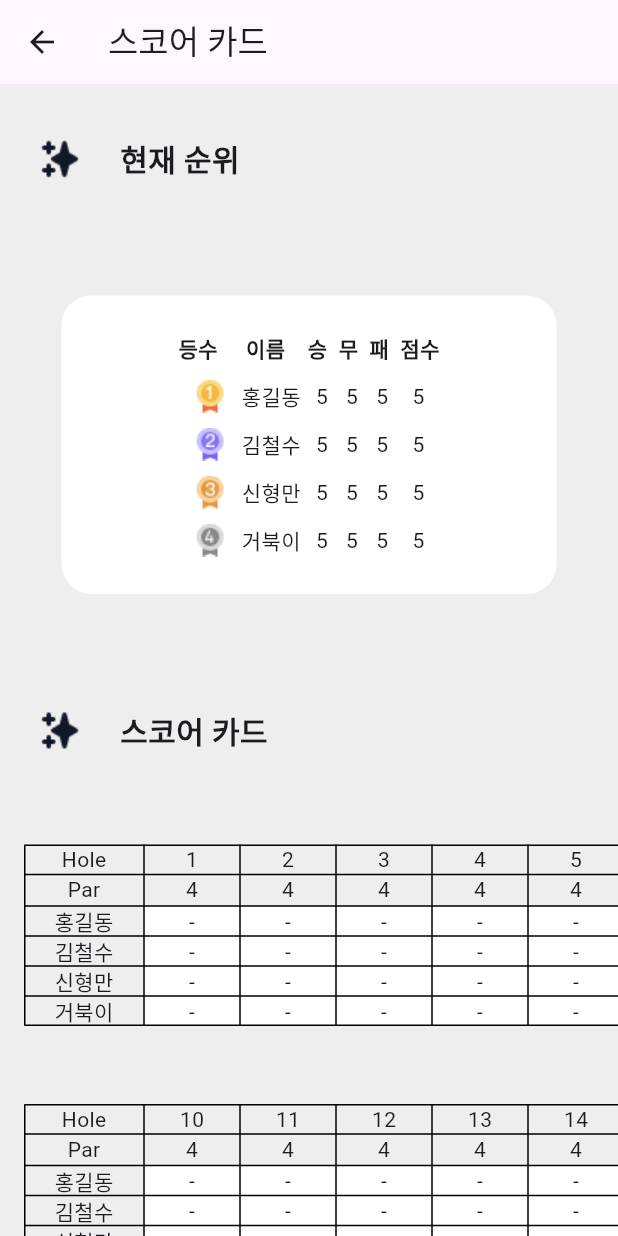
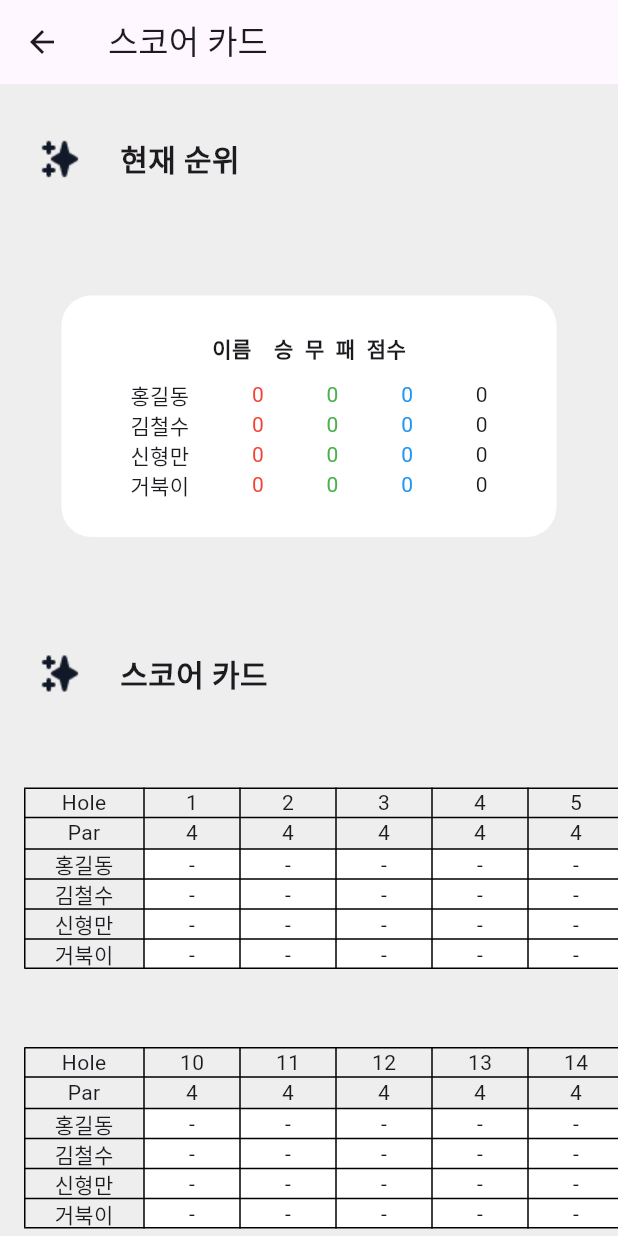
Before and after one commit to hagyeom/flutter_application_1, a Flutter app: the ScoreCard screen opened directly, on a phone screen of 412 x 824 dp. Run offline on Flutter 3.47's test engine with Material 3 defaults, Android fonts, the phone set to English and light mode, and no system bars; our stand-ins replace shared_preferences; accounts and stored records are empty.

Commit message:
스코어카드에 현황기록

```diff
--- a/lib/golf_score_app/screens/score_card.dart
+++ b/lib/golf_score_app/screens/score_card.dart
@@ -1,5 +1,3 @@
-
-
 import 'package:flutter/material.dart';
 import 'hole_input.dart';
 
@@ -47,81 +45,27 @@ class ScoreCard extends StatelessWidget {
                   borderRadius: BorderRadius.all(
                     Radius.circular(20),
                   ),
-                  color:Colors.white,
+                  color: Colors.white,
                 ),
                 child: Column(
-                    mainAxisAlignment: MainAxisAlignment.center,
+                  mainAxisAlignment: MainAxisAlignment.center,
                   children: [
-                    Text('등수     이름    승  무  패  점수',
-                      style: TextStyle(fontWeight: FontWeight.bold),),
-                    SizedBox(height: 10,),
-                    Row(
-                      mainAxisAlignment: MainAxisAlignment.center,
-                      children: [
-                        Image.asset('assets/1등.png'),
-                        SizedBox(width: 10),
-                        Text(players[0]),
-                        SizedBox(width: 10),
-                        Text('5'),
-                        SizedBox(width: 12),
-                        Text('5'),
-                        SizedBox(width: 12),
-                        Text('5'),
-                        SizedBox(width: 16),
-                        Text('5'),
-                      ],
+                    Text(
+                      '이름    승  무  패  점수',
+                      style: TextStyle(fontWeight: FontWeight.bold),
                     ),
                     SizedBox(height: 10),
-                    Row(
-                      mainAxisAlignment: MainAxisAlignment.center,
-                      children: [
-                        Image.asset('assets/2등.png'),
-                        SizedBox(width: 10),
-                        Text(players[1]),
-                        SizedBox(width: 10),
-                        Text('5'),
-                        SizedBox(width: 12),
-                        Text('5'),
-                        SizedBox(width: 12),
-                        Text('5'),
-                        SizedBox(width: 16),
-                        Text('5'),
-                      ],
-                    ),
-                    SizedBox(height: 10),
-                    Row(
-                      mainAxisAlignment: MainAxisAlignment.center,
-                      children: [
-                        Image.asset('assets/3등.png'),
-                        SizedBox(width: 10),
-                        Text(players[2]),
-                        SizedBox(width: 10),
-                        Text('5'),
-                        SizedBox(width: 12),
-                        Text('5'),
-                        SizedBox(width: 12),
-                        Text('5'),
-                        SizedBox(width: 16),
-                        Text('5'),
-                      ],
-                    ),
-                    SizedBox(height: 10),
-                    Row(
-                      mainAxisAlignment: MainAxisAlignment.center,
-                      children: [
-                        Image.asset('assets/4등.png'),
-                        SizedBox(width: 10),
-                        Text(players[3]),
-                        SizedBox(width: 10),
-                        Text('5'),
-                        SizedBox(width: 12),
-                        Text('5'),
-                        SizedBox(width: 12),
-                        Text('5'),
-                        SizedBox(width: 16),
-                        Text('5'),
-                      ],
-                    ),
+                    for (int i = 0; i < players.length; i++)
+                      Row(
+                        mainAxisAlignment: MainAxisAlignment.spaceAround,
+                        children: [
+                          Text(players[i]),
+                          Text('${playerStats[i].wins}',style: TextStyle(color: Colors.red),),
+                          Text('${playerStats[i].draws}',style: TextStyle(color: Colors.green),),
+                          Text('${playerStats[i].losses}',style: TextStyle(color: Colors.blue),),
+                          Text('${playerStats[i].totalStrokes}'),
+                        ],
+                      ),
                   ],
                 ),
               ),
```
Also changed, not shown: lib/golf_score_app/screens/hole_input.dart (+41 -0 lines).
